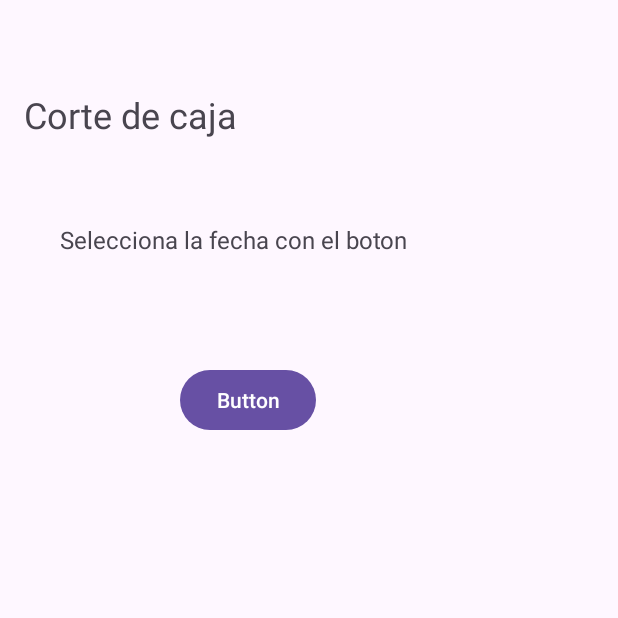
After one commit to JorgeIvan172/Nails, an Android app: the TotalVentasActivity screen opened directly, with no data from a screen before it, on a phone screen of 412 x 824 dp, the top half of it. The commit adds this screen. Run offline under Robolectric (Android 15) with nearby library versions, the light colour scheme and no system bars.

```diff
--- a/app/src/main/AndroidManifest.xml
+++ b/app/src/main/AndroidManifest.xml
@@ -14,6 +14,9 @@
         android:supportsRtl="true"
         android:theme="@style/Theme.NailsStudio"
         tools:targetApi="31">
+        <activity
+            android:name=".TotalVentasActivity"
+            android:exported="false" />
         <activity
             android:name=".CitasActivity"
             android:exported="false" />
--- a/app/src/main/java/com/example/nailsstudio/AdminSQLiteOpenHelper.java
+++ b/app/src/main/java/com/example/nailsstudio/AdminSQLiteOpenHelper.java
@@ -37,6 +37,4 @@ public class AdminSQLiteOpenHelper extends SQLiteOpenHelper {
 
     }
 
-
-
 }
--- a/app/src/main/java/com/example/nailsstudio/AgregarDia.java
+++ b/app/src/main/java/com/example/nailsstudio/AgregarDia.java
@@ -25,7 +25,7 @@ public class AgregarDia extends AppCompatActivity {
         cal = findViewById(R.id.calendarView2);
 
         cal.setOnDateChangeListener((view, year,month, dayOfMonth)->{
-            fecha = dayOfMonth + "/" + (month+1) +  "/" + year;
+            fecha = dayOfMonth + "-" + (month+1) +  "-" + year;
             dia = dayOfMonth;
             mes = month;
             anio = year;
--- a/app/src/main/java/com/example/nailsstudio/Hora_agregar.java
+++ b/app/src/main/java/com/example/nailsstudio/Hora_agregar.java
@@ -43,7 +43,7 @@ public class Hora_agregar extends AppCompatActivity {
         // Verificar si hay citas existentes en el rango de tiempo seleccionado
         if (!citasSeSobreponen(year, month, day, hour, minute)) {
             // No hay citas que se sobrepongan, puedes agregar la nueva cita
-            Toast.makeText(this, "Cita programada: " + fechaHora, Toast.LENGTH_SHORT).show();
+
 
             // Crear una nueva intención para pasar la fecha y hora seleccionadas a la siguiente actividad
             Intent intent = new Intent(this, DetallesCita.class);
@@ -52,6 +52,7 @@ public class Hora_agregar extends AppCompatActivity {
             intent.putExtra("day", day);
             intent.putExtra("hour", hour);
             intent.putExtra("minute", minute);
+            Toast.makeText(this, "Cita programada: " + fechaHora, Toast.LENGTH_SHORT).show();
             startActivity(intent);
         } else {
             // Hay citas que se sobreponen, mostrar un mensaje de error
--- /dev/null
+++ b/app/src/main/res/layout/activity_total_ventas.xml
@@ -0,0 +1,42 @@
+<?xml version="1.0" encoding="utf-8"?>
+<androidx.constraintlayout.widget.ConstraintLayout xmlns:android="http://schemas.android.com/apk/res/android"
+    xmlns:app="http://schemas.android.com/apk/res-auto"
+    xmlns:tools="http://schemas.android.com/tools"
+    android:layout_width="match_parent"
+    android:layout_height="match_parent"
+    tools:context=".TotalVentasActivity">
+
+    <TextView
+        android:id="@+id/textViewSumaCosto"
+        android:layout_width="wrap_content"
+        android:layout_height="wrap_content"
+        android:layout_marginStart="40dp"
+        android:layout_marginTop="56dp"
+        android:text="@string/Selecciona"
+        android:textSize="16sp"
+        app:layout_constraintStart_toStartOf="parent"
+        app:layout_constraintTop_toBottomOf="@+id/textView13" />
+
+    <TextView
+        android:id="@+id/textView13"
+        android:layout_width="wrap_content"
+        android:layout_height="wrap_content"
+        android:layout_marginStart="16dp"
+        android:layout_marginTop="60dp"
+        android:text="@string/Tv_Corte"
+        android:textSize="24sp"
+        app:layout_constraintStart_toStartOf="parent"
+        app:layout_constraintTop_toTopOf="parent" />
+
+    <Button
+        android:id="@+id/btnSeleccionarFecha"
+        android:layout_width="wrap_content"
+        android:layout_height="wrap_content"
+        android:layout_marginStart="120dp"
+        android:layout_marginTop="72dp"
+        android:onClick="mostrarDatePickerDialog"
+        android:text="Button"
+        app:layout_constraintStart_toStartOf="parent"
+        app:layout_constraintTop_toBottomOf="@+id/textViewSumaCosto" />
+
+</androidx.constraintlayout.widget.ConstraintLayout>
--- a/app/src/main/res/values/strings.xml
+++ b/app/src/main/res/values/strings.xml
@@ -48,4 +48,9 @@
     <string name="buascarDia">Seleccione el dia para buscar Citas</string>
     <string name="button_buscar">Buscar</string>
 
+
+
+    <string name="Tv_Corte">Corte de caja</string>
+    <string name="Selecciona">Selecciona la fecha con el boton</string>
+
 </resources>
```
Also changed, not shown: app/src/main/java/com/example/nailsstudio/DetallesCita.java (+9 -5 lines), app/src/main/java/com/example/nailsstudio/TotalVentasActivity.java (added, +107 -0 lines), app/src/main/java/com/example/nailsstudio/ui/main/MainActivity_Menu.java (+11 -0 lines), app/src/main/res/layout/activity_main_menu.xml (+2 -13 lines).
